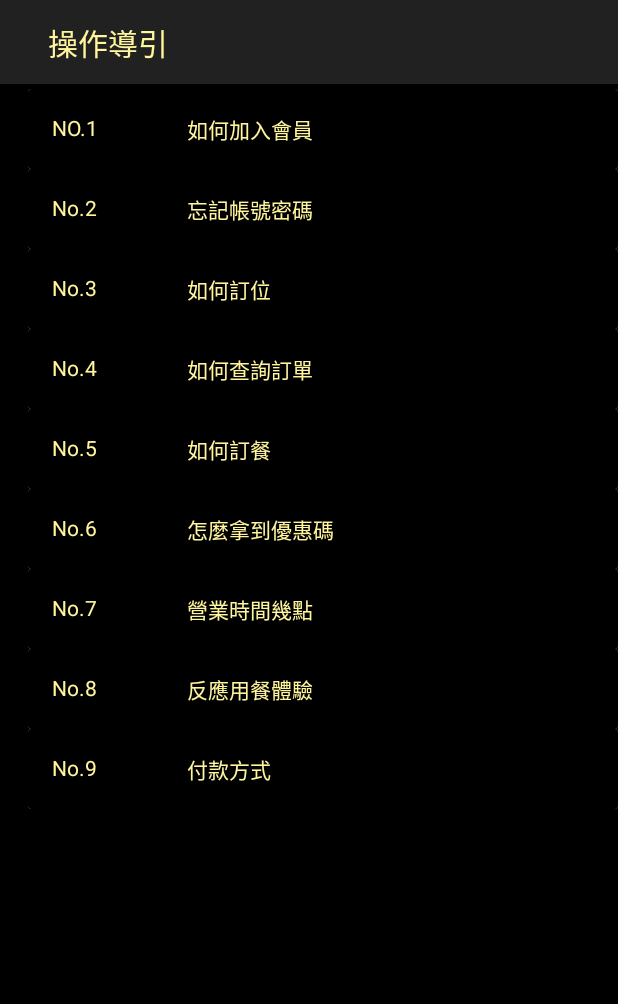
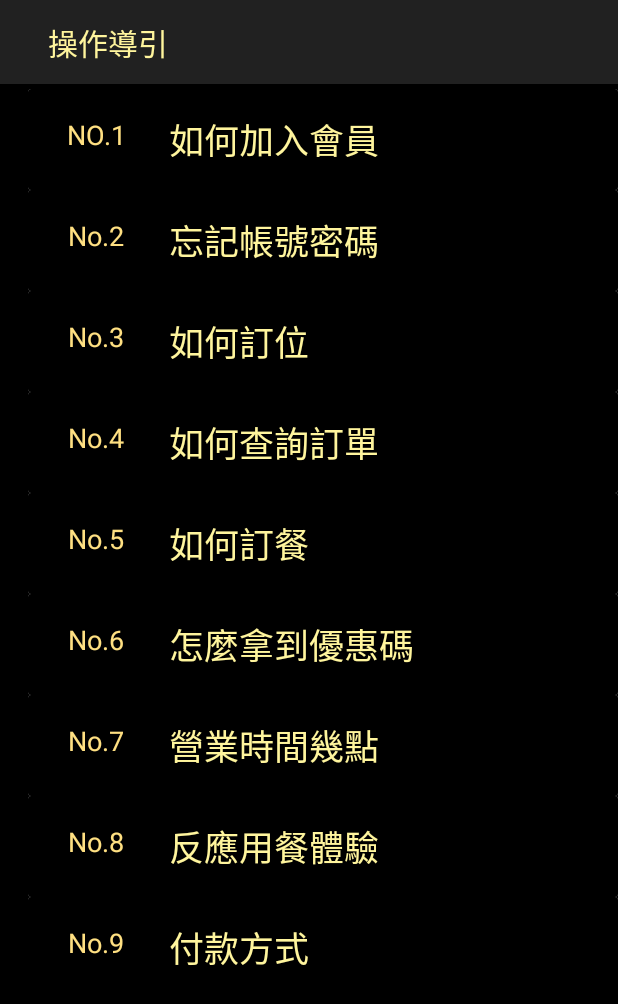
Before and after one commit to DP103-G1/ForntDesk, an Android app: the HowToFragment screen opened through its navigation route, on a phone screen of 412 x 824 dp. Shown: the top 1004 px of the screen. Run offline under Robolectric (Android 15) with nearby library versions, the light colour scheme and no system bars; our stand-ins replace navigation-ui; 7 statements that could not run were skipped.

Commit message:
//SUG_Box 樣式調整

```diff
--- a/app/src/main/res/layout/qa_item_view.xml
+++ b/app/src/main/res/layout/qa_item_view.xml
@@ -18,11 +18,15 @@
 
             <TextView
                 android:id="@+id/tvNumber"
-                android:layout_width="82dp"
-                android:layout_height="48dp"
-                android:padding="16dp"
+                android:layout_width="86dp"
+                android:layout_height="61dp"
+                android:gravity="center"
+                android:paddingStart="5dp"
+                android:paddingTop="16dp"
+                android:paddingBottom="16dp"
                 android:text="@string/tvNumber"
-                android:textColor="@color/colorText"
+                android:textColor="@color/colorSecondary"
+                android:textSize="18sp"
                 app:layout_constraintStart_toStartOf="parent"
                 app:layout_constraintTop_toTopOf="parent" />
 
@@ -31,9 +35,12 @@
                 android:layout_width="0dp"
                 android:layout_height="wrap_content"
                 android:layout_marginStart="8dp"
-                android:padding="16dp"
+                android:paddingTop="16dp"
+                android:paddingEnd="5dp"
+                android:paddingBottom="16dp"
+                android:text="@string/tvMainTitle"
                 android:textColor="@color/colorText"
-                android:text="@string/tvMainTitle"
+                android:textSize="23sp"
                 app:layout_constraintEnd_toEndOf="parent"
                 app:layout_constraintStart_toEndOf="@+id/tvNumber"
                 app:layout_constraintTop_toTopOf="parent" />
@@ -53,15 +60,13 @@
                     android:layout_width="match_parent"
                     android:layout_height="wrap_content"
                     android:layout_gravity="center_vertical"
-                    android:layout_marginStart="16dp"
-                    android:layout_marginTop="8dp"
+                    android:layout_marginStart="83dp"
                     android:layout_marginEnd="16dp"
-                    android:layout_marginBottom="8dp"
                     android:background="@color/colorBackground"
                     android:padding="12dp"
-                    android:textColor="@color/colorText"
                     android:text="@string/tvQA"
-                    android:textSize="16sp"
+                    android:textColor="@color/colorLightGray"
+                    android:textSize="20sp"
                     app:layout_constraintBottom_toBottomOf="parent"
                     app:layout_constraintEnd_toEndOf="parent"
                     app:layout_constraintStart_toStartOf="parent"
```
Also changed, not shown: app/src/main/res/layout/howto_item_view.xml (+11 -11 lines).
